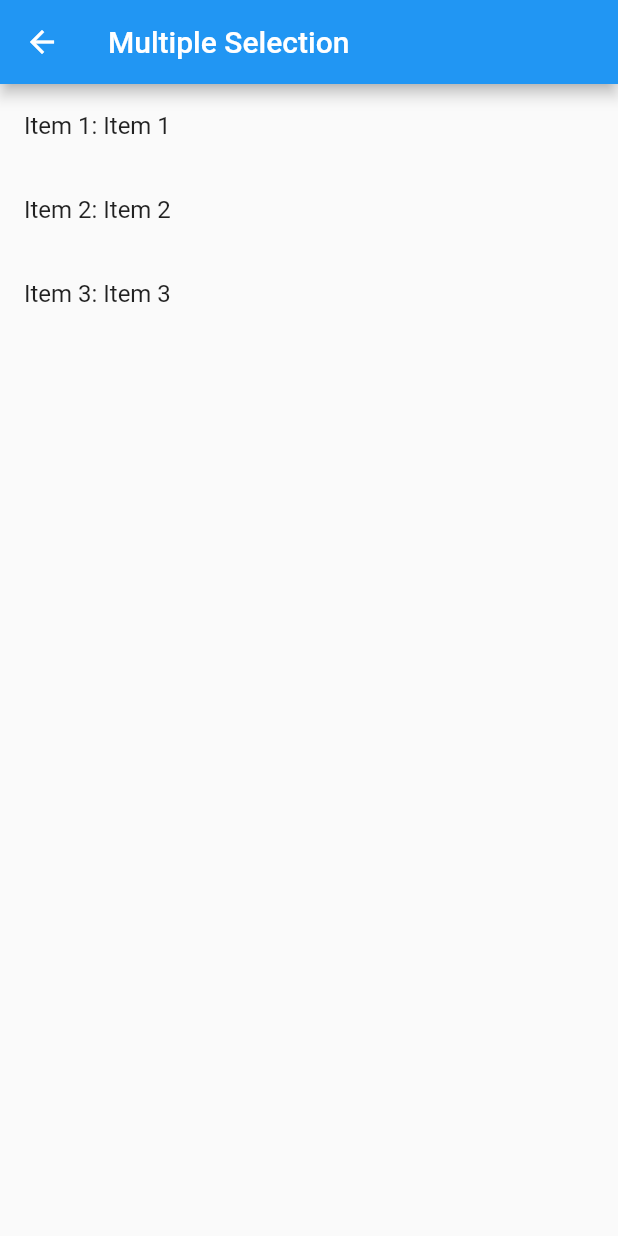
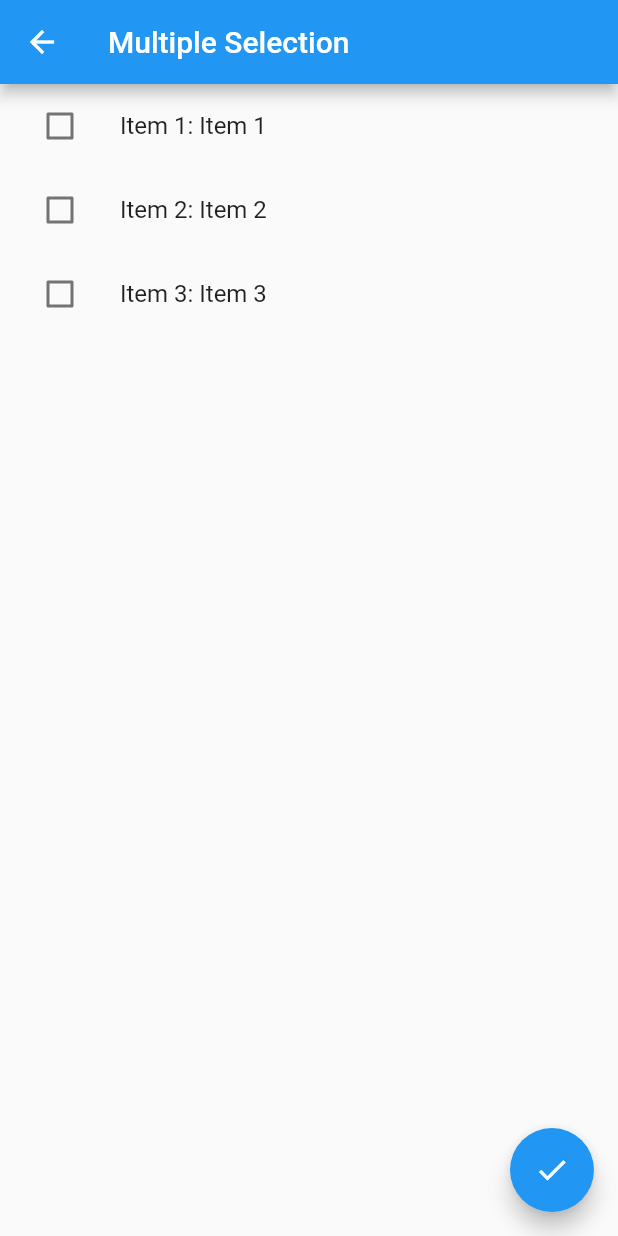
Before and after one commit to kuldeepsre/Training, a Flutter app: the MultipleSelectionScreen screen opened directly, on a phone screen of 412 x 824 dp. Run offline on Flutter 3.47's test engine with Material 2 defaults, Android fonts, the phone set to English and light mode, and no system bars; our stand-ins replace auto_size_text, bloc, connectivity, flutter_bloc, rxdart.

Commit message:
Multiple Selection List item

```diff
--- a/lib/bloc/selection_bloc.dart
+++ b/lib/bloc/selection_bloc.dart
@@ -24,7 +24,9 @@ class SelectionBloc {
   List<Item> getItems() {
     return _items;
   }
-
+  List<Item> getSelectedItems() {
+    return _items.where((item) => _selectedItems.value.contains(item.id)).toList();
+  }
   void dispose() {
     _selectedItems.close();
   }
--- a/lib/ui/multiple_Selection_screen.dart
+++ b/lib/ui/multiple_Selection_screen.dart
@@ -5,12 +5,13 @@ import 'package:flutter/material.dart';
 
 class MultipleSelectionScreen extends StatefulWidget {
   @override
-  _MultipleSelectionScreenState createState() => _MultipleSelectionScreenState();
+  _MultipleSelectionScreenState createState() =>
+      _MultipleSelectionScreenState();
 }
 
 class _MultipleSelectionScreenState extends State<MultipleSelectionScreen> {
   final SelectionBloc _selectionBloc =
-  SelectionBloc(DataLoader.loadItemsFromJson());
+      SelectionBloc(DataLoader.loadItemsFromJson());
 
   @override
   void dispose() {
@@ -30,7 +31,7 @@ class _MultipleSelectionScreenState extends State<MultipleSelectionScreen> {
           List<int> selectedItems = snapshot.data ?? [];
           List<Item> items = _selectionBloc.getItems();
 
-          return ListView.builder(
+          /*      return ListView.builder(
             itemCount: items.length,
             itemBuilder: (context, index) {
               final Item currentItem = items[index];
@@ -45,8 +46,38 @@ class _MultipleSelectionScreenState extends State<MultipleSelectionScreen> {
                     : null,
               );
             },
+          );*/
+          return ListView.builder(
+            itemCount: items.length,
+            itemBuilder: (context, index) {
+              final Item currentItem = items[index];
+
+              return ListTile(
+                title: Text('Item ${currentItem.id}: ${currentItem.name}'),
+                leading: Checkbox(
+                  value: selectedItems.contains(currentItem.id),
+                  onChanged: (bool? value) {
+                    _selectionBloc.toggleSelection(currentItem.id);
+                  },
+                ),
+                tileColor: selectedItems.contains(currentItem.id)
+                    ? Colors.blue.withOpacity(0.3)
+                    : null,
+              );
+            },
           );
         },
+      ),
+      floatingActionButton: FloatingActionButton(
+        onPressed: () {
+          // Retrieve selected items and perform the submit action
+          List<Item> selectedItems = _selectionBloc.getSelectedItems();
+          print('Selected Items: ${selectedItems}');
+          for (var item in selectedItems) {
+            print('Selected Item: ${item.id} - ${item.name}');
+          }
+        },
+        child: Icon(Icons.check),
       ),
     );
   }
```
